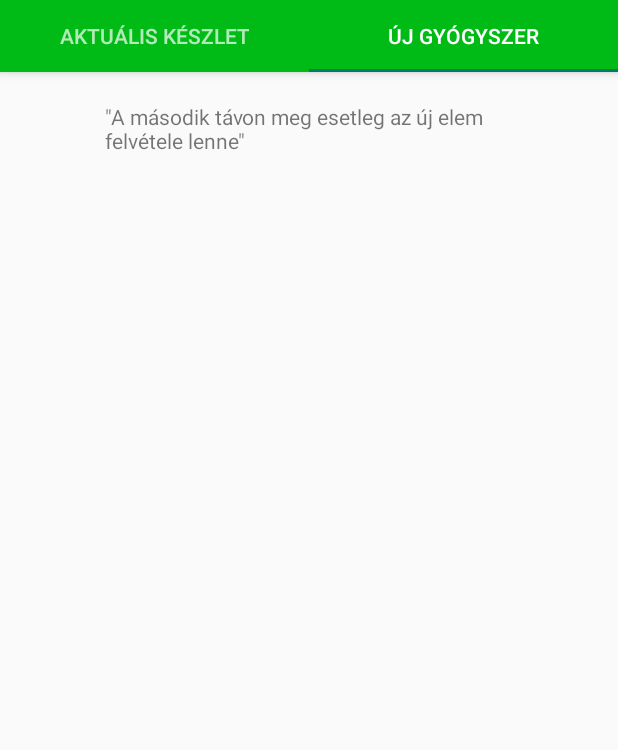
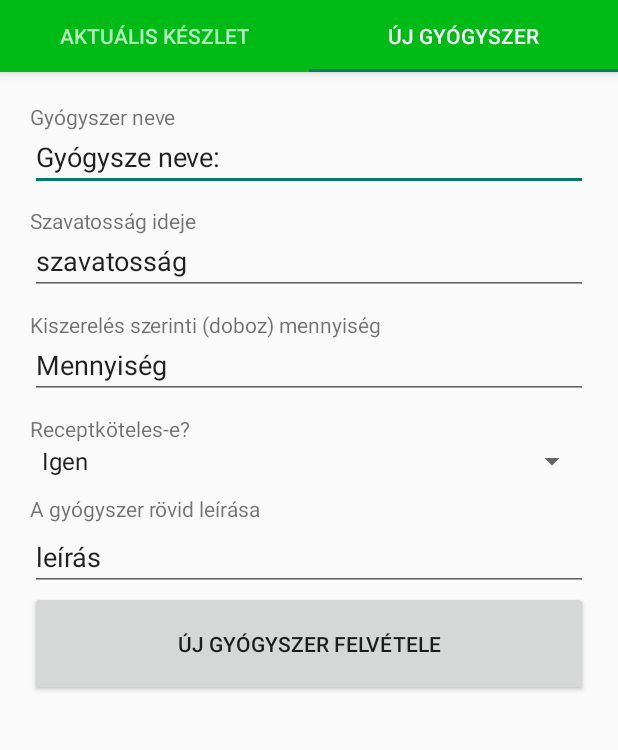
Before and after one commit to borbastibor/HomePatika, an Android app: the screen it shows after launch (MainActivity), tab 2 chosen, on a phone screen of 412 x 824 dp, the part 89-839 px from its top. Run offline under Robolectric (Android 15) with nearby library versions, the light colour scheme and no system bars.

Commit message:
Feldobáltam a második tabra is az elemeket, a reszletek_layout.xml mintájára.

```diff
--- a/app/src/main/res/layout/modosit_layout.xml
+++ b/app/src/main/res/layout/modosit_layout.xml
@@ -1,4 +1,7 @@
 <?xml version="1.0" encoding="utf-8"?>
+
+<!-- A BIZTONSÁG KEDVÉÉRT MEGTARTOTTAM, AMI ITT VOLT:
+
 <androidx.constraintlayout.widget.ConstraintLayout
     xmlns:android="http://schemas.android.com/apk/res/android"
     xmlns:app="http://schemas.android.com/apk/res-auto"
@@ -15,4 +18,90 @@
         app:layout_constraintEnd_toEndOf="parent"
         app:layout_constraintStart_toStartOf="parent"
         app:layout_constraintTop_toTopOf="parent" />
-</androidx.constraintlayout.widget.ConstraintLayout>
+</androidx.constraintlayout.widget.ConstraintLayout>-->
+
+<LinearLayout xmlns:android="http://schemas.android.com/apk/res/android"
+    android:layout_width="match_parent"
+    android:layout_height="match_parent"
+    android:orientation="vertical"
+    android:padding="20dp"
+    android:weightSum="100">
+
+    <TextView
+        android:id="@+id/labelGyogyszerNeve"
+        android:layout_width="match_parent"
+        android:layout_height="wrap_content"
+        android:text="Gyógyszer neve" />
+
+    <EditText
+        android:id="@+id/gyogyszerNeve"
+        android:layout_width="match_parent"
+        android:layout_height="40dp"
+        android:gravity="center_vertical"
+        android:inputType="text"
+        android:text="Gyógysze neve:" />
+
+    <TextView
+        android:id="@+id/labelGyogyszerSzavatossaga"
+        android:layout_width="match_parent"
+        android:layout_height="wrap_content"
+        android:layout_marginTop="10dp"
+        android:text="Szavatosság ideje" />
+
+    <EditText
+        android:id="@+id/gyogyszerSzavatossaga"
+        android:layout_width="match_parent"
+        android:layout_height="40dp"
+        android:inputType="text"
+        android:text="szavatosság" />
+
+    <TextView
+        android:id="@+id/labelGyogyszerMennyisege"
+        android:layout_width="match_parent"
+        android:layout_height="wrap_content"
+        android:layout_marginTop="10dp"
+        android:text="Kiszerelés szerinti (doboz) mennyiség" />
+
+    <EditText
+        android:id="@+id/gyogyszerMennyisege"
+        android:layout_width="match_parent"
+        android:layout_height="40dp"
+        android:inputType="number"
+        android:text="Mennyiség" />
+
+    <TextView
+        android:id="@+id/labelGyogyszerReceptes"
+        android:layout_width="match_parent"
+        android:layout_height="wrap_content"
+        android:layout_marginTop="10dp"
+        android:text="Receptköteles-e?" />
+
+    <Spinner
+        android:id="@+id/gyogyszerReceptesSpinner"
+        android:layout_width="match_parent"
+        android:layout_height="wrap_content"
+        android:entries="@array/igen_nem" />
+
+    <TextView
+        android:id="@+id/labelGyogyszerLeirasa"
+        android:layout_width="match_parent"
+        android:layout_height="wrap_content"
+        android:layout_marginTop="10dp"
+        android:text="A gyógyszer rövid leírása" />
+
+    <EditText
+        android:id="@+id/gyogyszerLeirasa"
+        android:layout_width="match_parent"
+        android:layout_height ="wrap_content"
+        android:gravity="clip_vertical"
+        android:inputType="textMultiLine"
+        android:scrollHorizontally="false"
+        android:singleLine="false"
+        android:text="leírás" />
+
+    <Button
+        android:id="@+id/gyogyszerModositasGomb"
+        android:layout_width="match_parent"
+        android:layout_height="70dp"
+        android:text="Új gyógyszer felvétele" />
+</LinearLayout>
--- a/app/src/main/res/layout/reszletek_layout.xml
+++ b/app/src/main/res/layout/reszletek_layout.xml
@@ -53,7 +53,7 @@
         android:layout_width="match_parent"
         android:layout_height="wrap_content"
         android:layout_marginTop="10dp"
-        android:text="Receptköteles-e? (0 = nem, 1 = igen)" />
+        android:text="Receptköteles-e?" />
 
     <Spinner
         android:id="@+id/gyogyszerReceptesSpinner"
```
